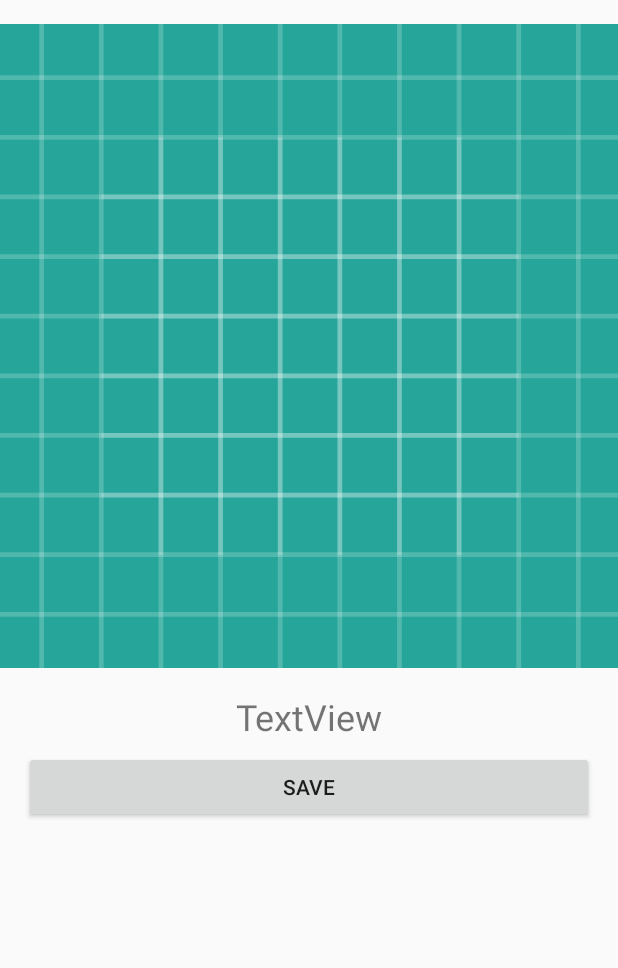
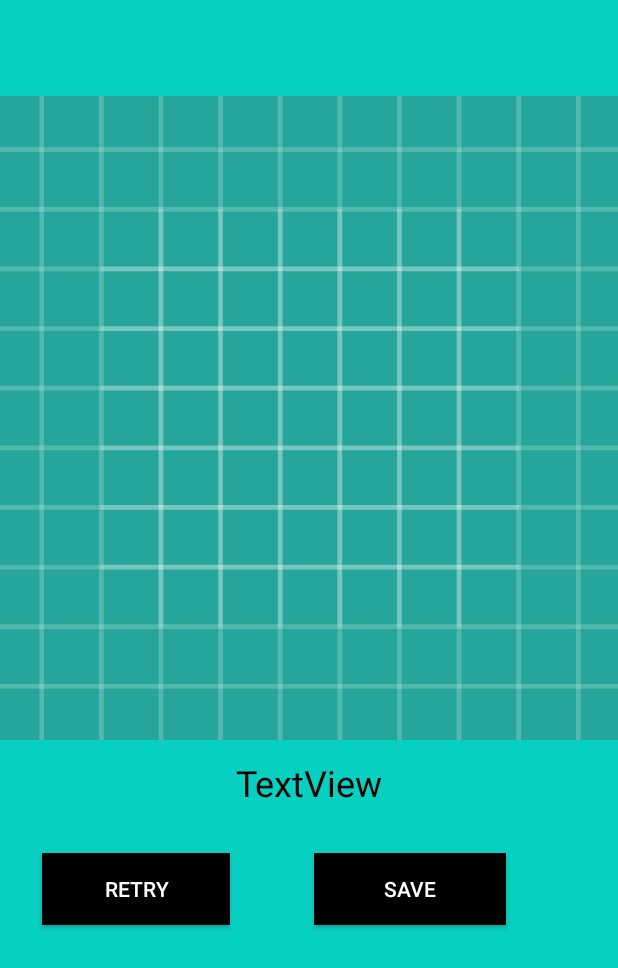
Before and after one commit to mbaarde/Jamcam, an Android app: the ProcessedActivity screen opened directly, with no data from a screen before it, on a phone screen of 412 x 824 dp. Shown: the top 968 px of the screen. Run offline under Robolectric (Android 15) with nearby library versions, the light colour scheme and no system bars.

Commit message:
UI fixes

```diff
--- a/MP/app/src/main/java/com/example/user/jamcam/MainActivity.java
+++ b/MP/app/src/main/java/com/example/user/jamcam/MainActivity.java
@@ -16,6 +16,7 @@ import android.view.View;
 import android.view.Window;
 import android.view.WindowManager;
 import android.widget.Button;
+import android.widget.ImageButton;
 import android.widget.Toast;
 
 import com.example.user.jamcam.Helper.InternetCheck;
@@ -46,7 +47,7 @@ import dmax.dialog.SpotsDialog;
 public class MainActivity extends AppCompatActivity {
 
     CameraView cameraView;
-    Button btnDetect;
+    ImageButton btnDetect;
     android.app.AlertDialog waitingDialog;
 
     @Override
@@ -73,7 +74,7 @@ public class MainActivity extends AppCompatActivity {
         printKeyHash();
 
         cameraView = (CameraView)findViewById(R.id.camera_view);
-        btnDetect = (Button)findViewById(R.id.btn_detect);
+        btnDetect = (ImageButton)findViewById(R.id.btn_detect);
 
         waitingDialog = new SpotsDialog.Builder()
                 .setContext(this)
--- a/MP/app/src/main/java/com/example/user/jamcam/ProcessedActivity.java
+++ b/MP/app/src/main/java/com/example/user/jamcam/ProcessedActivity.java
@@ -3,9 +3,13 @@ package com.example.user.jamcam;
 import android.content.Intent;
 import android.graphics.Bitmap;
 import android.graphics.BitmapFactory;
+import android.graphics.Color;
+import android.os.Build;
 import android.os.Bundle;
 import android.support.v7.app.AppCompatActivity;
 import android.view.View;
+import android.view.Window;
+import android.view.WindowManager;
 import android.widget.Button;
 import android.widget.ImageView;
 import android.widget.TextView;
@@ -17,15 +21,25 @@ public class ProcessedActivity extends AppCompatActivity {
     private ImageView imageView;
     private TextView textView;
     private Button button;
+    private Button retryBtn;
 
     @Override
     protected void onCreate(Bundle savedInstanceState) {
         super.onCreate(savedInstanceState);
         setContentView(R.layout.activity_processed);
 
+        getWindow().getDecorView().setBackgroundColor(Color.rgb(8, 208, 193));
+        if (Build.VERSION.SDK_INT >= Build.VERSION_CODES.KITKAT) {
+            Window w = getWindow(); // in Activity's onCreate() for instance
+            w.setFlags(WindowManager.LayoutParams.FLAG_LAYOUT_NO_LIMITS, WindowManager.LayoutParams.FLAG_LAYOUT_NO_LIMITS);
+        }
+
         imageView = findViewById(R.id.imageView2);
         textView = findViewById(R.id.textView);
         button = findViewById(R.id.button);
+        retryBtn = findViewById(R.id.button2);
+
+        textView.setTextColor(Color.BLACK);
 
         sqLiteHelper = new SQLiteHelper(this, "ImageDB.sqlite", null, 1);
 
@@ -40,6 +54,7 @@ public class ProcessedActivity extends AppCompatActivity {
 
         if(getIntent().hasExtra("hide")){
             button.setVisibility(View.INVISIBLE);
+            retryBtn.setVisibility(View.INVISIBLE);
         }
 
         button.setOnClickListener(new View.OnClickListener() {
@@ -64,6 +79,19 @@ public class ProcessedActivity extends AppCompatActivity {
 
             }
         });
+
+        retryBtn.setOnClickListener(new View.OnClickListener() {
+            @Override
+            public void onClick(View v) {
+
+                Intent intent = new Intent(getApplicationContext(), MainActivity.class);
+//
+//                //(2) To start a new activity, the startActivity function should be called
+//                //    that is found in the MainActivity.
+                ProcessedActivity.this.startActivity(intent);
+
+            }
+        });
     }
 
 
--- /dev/null
+++ b/MP/app/src/main/res/drawable/color_cursor.xml
@@ -0,0 +1,5 @@
+<?xml version="1.0" encoding="utf-8"?>
+<shape xmlns:android="http://schemas.android.com/apk/res/android">
+    <size android:width="3dp"/>
+    <solid android:color="@color/colorPrimary"/>
+</shape>
--- a/MP/app/src/main/res/layout/activity_processed.xml
+++ b/MP/app/src/main/res/layout/activity_processed.xml
@@ -4,13 +4,14 @@
     xmlns:tools="http://schemas.android.com/tools"
     android:layout_width="match_parent"
     android:layout_height="match_parent"
+
     tools:context=".ProcessedActivity">
 
     <ImageView
         android:id="@+id/imageView2"
         android:layout_width="449dp"
         android:layout_height="429dp"
-        android:layout_marginTop="16dp"
+        android:layout_marginTop="64dp"
         app:layout_constraintEnd_toEndOf="parent"
         app:layout_constraintStart_toStartOf="parent"
         app:layout_constraintTop_toTopOf="parent"
@@ -23,27 +24,38 @@
         android:layout_marginEnd="16dp"
         android:layout_marginLeft="16dp"
         android:layout_marginRight="16dp"
+
         android:layout_marginStart="16dp"
-        android:layout_marginTop="16dp"
+        android:layout_marginTop="12dp"
         android:text="TextView"
         android:textSize="24sp"
         app:layout_constraintEnd_toEndOf="parent"
-        app:layout_constraintHorizontal_bias="0.501"
         app:layout_constraintStart_toStartOf="parent"
         app:layout_constraintTop_toBottomOf="@+id/imageView2" />
 
     <Button
         android:id="@+id/button"
-        android:layout_width="0dp"
+        android:layout_width="128dp"
         android:layout_height="wrap_content"
-        android:layout_marginEnd="16dp"
-        android:layout_marginLeft="16dp"
-        android:layout_marginRight="16dp"
-        android:layout_marginStart="16dp"
-        android:layout_marginTop="8dp"
+        android:layout_marginLeft="56dp"
+        android:layout_marginStart="56dp"
+        android:layout_marginTop="32dp"
+        android:background="@android:color/black"
         android:text="Save"
-        app:layout_constraintEnd_toEndOf="parent"
-        app:layout_constraintHorizontal_bias="0.0"
+        android:textColor="@android:color/white"
+        app:layout_constraintStart_toEndOf="@+id/button2"
+        app:layout_constraintTop_toBottomOf="@+id/textView" />
+
+    <Button
+        android:id="@+id/button2"
+        android:layout_width="125dp"
+        android:layout_height="wrap_content"
+        android:layout_marginLeft="28dp"
+        android:layout_marginStart="28dp"
+        android:layout_marginTop="32dp"
+        android:background="@android:color/black"
+        android:text="Retry"
+        android:textColor="@android:color/white"
         app:layout_constraintStart_toStartOf="parent"
         app:layout_constraintTop_toBottomOf="@+id/textView" />
 
--- a/MP/app/src/main/res/layout/update_image_activity.xml
+++ b/MP/app/src/main/res/layout/update_image_activity.xml
@@ -37,7 +37,9 @@
             android:layout_marginTop="38dp"
             android:ems="10"
             android:hint="Name"
-            android:inputType="textPersonName" />
+            android:inputType="textPersonName"
+            android:backgroundTint="@color/colorPrimary"
+            android:textCursorDrawable="@drawable/color_cursor"/>
 
         <Button
             android:id="@+id/btnUpdate"
@@ -49,7 +51,7 @@
             android:layout_marginLeft="0dp"
             android:layout_marginStart="0dp"
             android:layout_marginTop="45dp"
-            android:background="#265dc4"
+            android:background="#08d0c1"
             android:text="Update"
             android:textColor="#ffffff" />
 
```
Also changed, not shown: MP/app/src/main/java/com/example/user/jamcam/ImageList.java (+12 -1 lines), MP/app/src/main/java/com/example/user/jamcam/MenuActivity.java (+22 -5 lines), MP/app/src/main/res/layout/activity_main.xml (+11 -9 lines), MP/app/src/main/res/layout/camera_view.xml (added, +19 -0 lines), MP/app/src/main/res/drawable/detectbtn.png (added).
